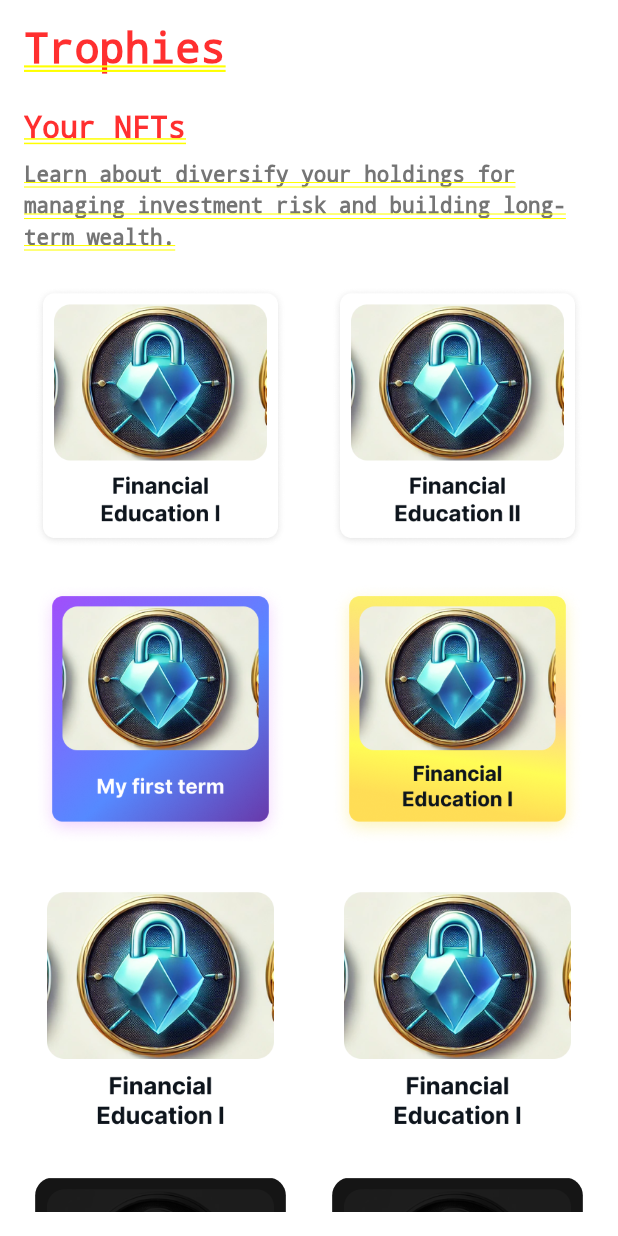
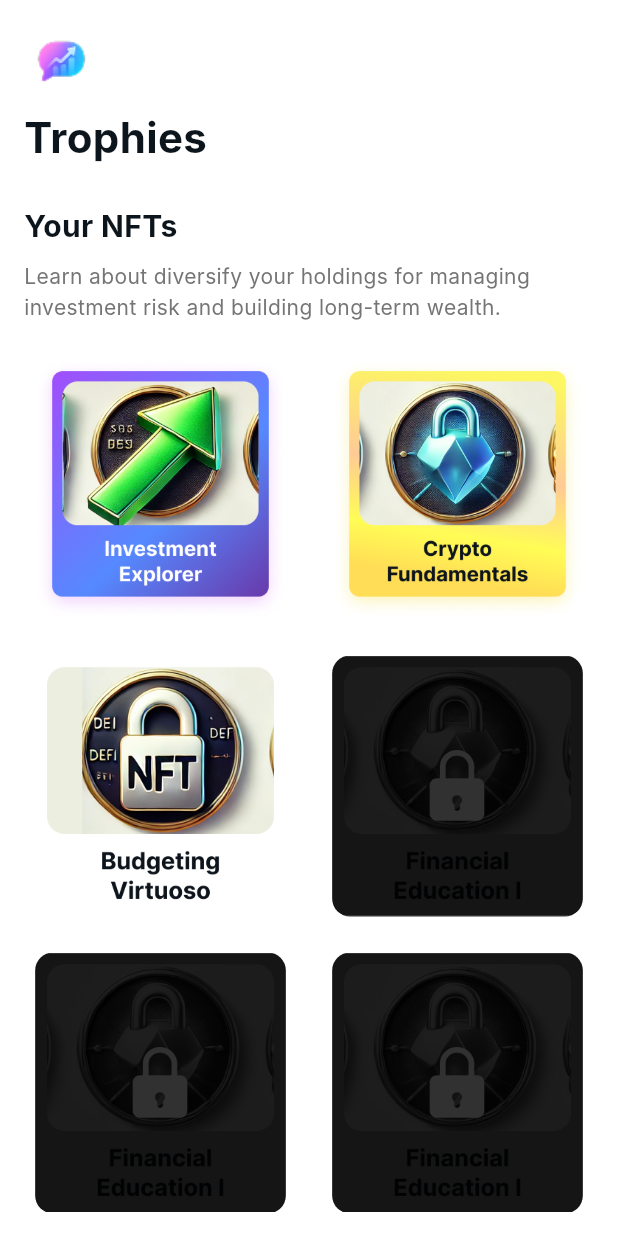
Before and after one commit to ricardocaste/finmentor, a Flutter app: the TrophiesPage screen opened by its route, on a phone screen of 412 x 824 dp. Run offline on Flutter 3.47's test engine with Material 3 defaults, Android fonts, the light colour scheme and no system bars; our stand-ins replace adaptive_theme, bloc, cloud_firestore, equatable, firebase_auth, firebase_core and 8 more; accounts and stored records are empty; Roboto replaces fonts that are missing (Inter); statements that could not run were skipped.

Commit message:
Fixed Trophies page New Images in main page Social Networks

```diff
--- a/lib/presentation/pages/courses/courses_page.dart
+++ b/lib/presentation/pages/courses/courses_page.dart
@@ -50,6 +50,8 @@
         child: Column(
           crossAxisAlignment: CrossAxisAlignment.start,
           children: [
+            Image.asset('assets/images/minilogo.png', width: 50, height: 50),
+            const SizedBox(height: 6),
             const Text(
               'Financial Terms',
               style: TextStyle(
--- a/lib/presentation/pages/trophies/trophies_page.dart
+++ b/lib/presentation/pages/trophies/trophies_page.dart
@@ -40,12 +40,16 @@
 
   @override
   Widget build(BuildContext context) {
-    return Padding(
+    return Scaffold(
+      backgroundColor: Colors.white,
+      body: Padding(
         padding: const EdgeInsets.all(16.0),
         child: SingleChildScrollView(
           child: Column(
             crossAxisAlignment: CrossAxisAlignment.start,
             children: [
+              Image.asset('assets/images/minilogo.png', width: 50, height: 50),
+              const SizedBox(height: 6),
               const Text(
               'Trophies',
               style: TextStyle(
@@ -99,19 +103,19 @@
                     isActive: true,
                   ),
                   _buildNFTCard(
-                  image: 'assets/images/nft4.png',
+                    image: 'assets/images/nft7.png',
                     title: 'Financial Education III',
-                  isActive: true,
+                    isActive: false,
                   ),
                   _buildNFTCard(
-                  image: 'assets/images/nft5.png',
+                    image: 'assets/images/nft7.png',
                     title: 'My first Crypto',
-                  isActive: true,
+                    isActive: false,
                   ),
                   _buildNFTCard(
-                  image: 'assets/images/nft6.png',
+                    image: 'assets/images/nft8.png',
                     title: '************',
-                  isActive: true,
+                    isActive: false,
                   ),
                   _buildNFTCard(
                     image: 'assets/images/nft7.png',
@@ -126,6 +130,7 @@
                 ],
               ),
             ],
+          ),
         ),
       ),
     );
```
Also changed, not shown: lib/presentation/pages/detail/detail_page.dart (+39 -1 lines), lib/presentation/pages/home/home_page.dart (+60 -1 lines), assets/images/ali.png (added), assets/images/bg_new.png, assets/images/course1.png, assets/images/instagram.svg (added), assets/images/minilogo.png (added), assets/images/nft1.png, assets/images/nft2.png, assets/images/nft3.png, assets/images/tiktok.svg (added), assets/images/x.png (added), assets/images/x.svg (added), 1 other file. Lines whose indentation alone changed are shown as unchanged.
